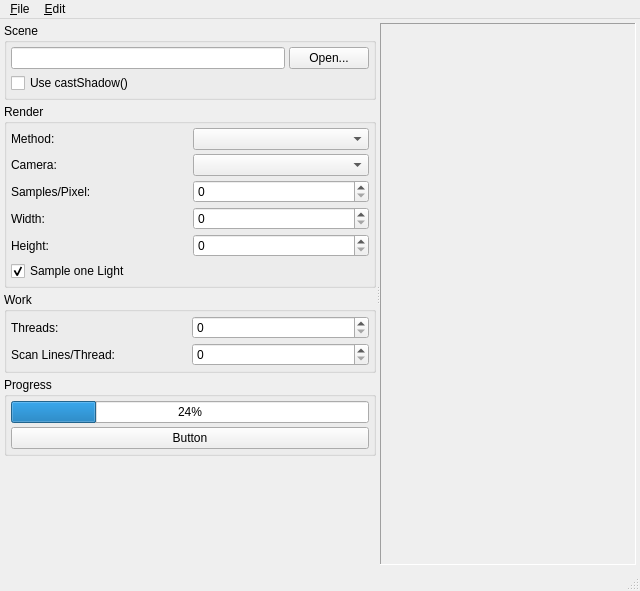
This is Tracer/gui/forms/WMainWindow.ui in CaSchmidt/Tracer as Qt 5 draws it before an edit. The edited form follows.
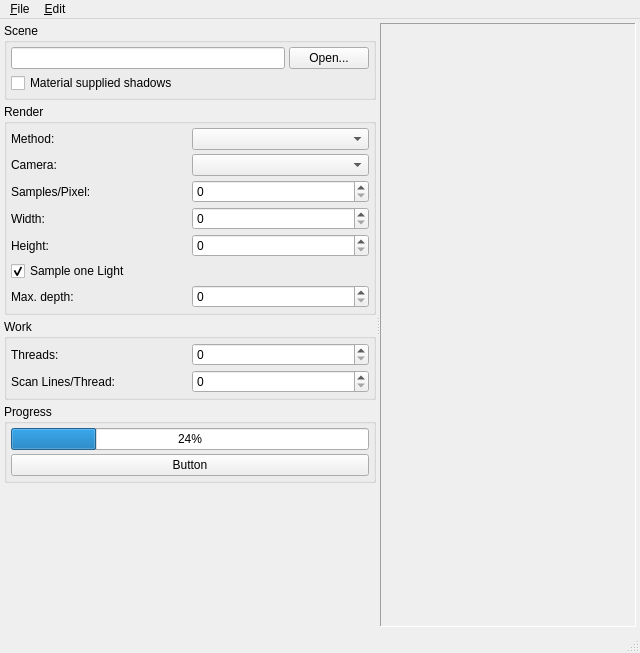
This is the edited form. Custom widgets are drawn as their Qt base class.

Commit message: UI: Allow configuration of maximum recursion depth.

The edit to the form file:
```diff
--- a/Tracer/gui/forms/WMainWindow.ui
+++ b/Tracer/gui/forms/WMainWindow.ui
@@ -7,7 +7,7 @@
     <x>0</x>
     <y>0</y>
     <width>640</width>
-    <height>591</height>
+    <height>653</height>
    </rect>
   </property>
   <property name="windowTitle">
@@ -35,7 +35,7 @@
       <property name="orientation">
        <enum>Qt::Horizontal</enum>
       </property>
-      <widget class="QWidget" name="layoutWidget">
+      <widget class="QWidget" name="">
        <layout class="QVBoxLayout" name="verticalLayout_3">
         <property name="spacing">
          <number>4</number>
@@ -81,7 +81,7 @@
            <item row="1" column="0" colspan="2">
             <widget class="QCheckBox" name="castShadowCheck">
              <property name="text">
-              <string>Use castShadow()</string>
+              <string>Material supplied shadows</string>
              </property>
             </widget>
            </item>
@@ -106,7 +106,7 @@
            <property name="bottomMargin">
             <number>4</number>
            </property>
-           <property name="verticalSpacing">
+           <property name="spacing">
             <number>4</number>
            </property>
            <item row="0" column="0">
@@ -169,6 +169,16 @@
              </property>
             </widget>
            </item>
+           <item row="6" column="0">
+            <widget class="QLabel" name="label_8">
+             <property name="text">
+              <string>Max. depth:</string>
+             </property>
+            </widget>
+           </item>
+           <item row="6" column="1">
+            <widget class="QSpinBox" name="maxDepthSpin"/>
+           </item>
           </layout>
          </widget>
         </item>
```
Left out of the diff: 1 changed line with no effect on the pictures. The commit also changes 1 other file.
